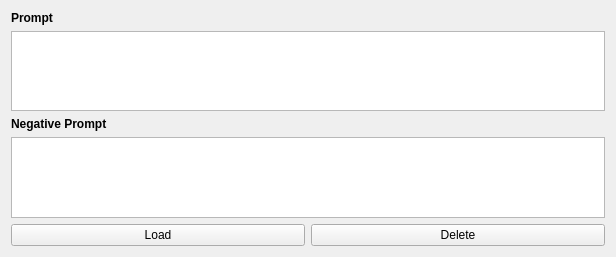
Before: the Qt Designer form src/airunner/windows/prompt_browser/templates/prompt_browser_prompt_widget.ui in Capsize-Games/airunner, drawn with Qt 5.
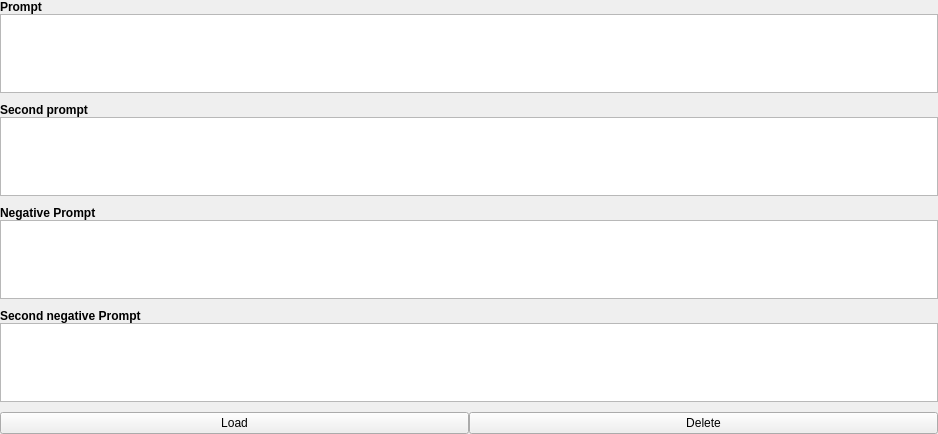
After: the same form once the commit is applied.

Commit message: fixes save prompt and better handling of generator settings saving

```diff
--- a/src/airunner/windows/prompt_browser/templates/prompt_browser_prompt_widget.ui
+++ b/src/airunner/windows/prompt_browser/templates/prompt_browser_prompt_widget.ui
@@ -6,15 +6,85 @@
    <rect>
     <x>0</x>
     <y>0</y>
-    <width>616</width>
-    <height>257</height>
+    <width>938</width>
+    <height>434</height>
    </rect>
   </property>
   <property name="windowTitle">
    <string>Form</string>
   </property>
   <layout class="QGridLayout" name="gridLayout">
-   <item row="1" column="0" colspan="2">
+   <property name="leftMargin">
+    <number>0</number>
+   </property>
+   <property name="topMargin">
+    <number>0</number>
+   </property>
+   <property name="rightMargin">
+    <number>0</number>
+   </property>
+   <property name="bottomMargin">
+    <number>0</number>
+   </property>
+   <property name="horizontalSpacing">
+    <number>0</number>
+   </property>
+   <property name="verticalSpacing">
+    <number>10</number>
+   </property>
+   <item row="0" column="0">
+    <layout class="QVBoxLayout" name="verticalLayout">
+     <item>
+      <widget class="QLabel" name="label">
+       <property name="font">
+        <font>
+         <pointsize>9</pointsize>
+         <bold>true</bold>
+        </font>
+       </property>
+       <property name="text">
+        <string>Prompt</string>
+       </property>
+      </widget>
+     </item>
+     <item>
+      <widget class="QPlainTextEdit" name="prompt">
+       <property name="font">
+        <font>
+         <pointsize>9</pointsize>
+        </font>
+       </property>
+      </widget>
+     </item>
+    </layout>
+   </item>
+   <item row="4" column="0">
+    <layout class="QVBoxLayout" name="verticalLayout_4">
+     <item>
+      <widget class="QLabel" name="label_5">
+       <property name="font">
+        <font>
+         <pointsize>9</pointsize>
+         <bold>true</bold>
+        </font>
+       </property>
+       <property name="text">
+        <string>Second negative Prompt</string>
+       </property>
+      </widget>
+     </item>
+     <item>
+      <widget class="QPlainTextEdit" name="secondary_negative_prompt">
+       <property name="font">
+        <font>
+         <pointsize>9</pointsize>
+        </font>
+       </property>
+      </widget>
+     </item>
+    </layout>
+   </item>
+   <item row="5" column="0">
     <layout class="QHBoxLayout" name="horizontalLayout">
      <item>
       <widget class="QPushButton" name="load_button">
@@ -42,10 +112,10 @@
      </item>
     </layout>
    </item>
-   <item row="0" column="0" colspan="2">
-    <layout class="QVBoxLayout" name="verticalLayout">
+   <item row="2" column="0">
+    <layout class="QVBoxLayout" name="verticalLayout_2">
      <item>
-      <widget class="QLabel" name="label">
+      <widget class="QLabel" name="label_3">
        <property name="font">
         <font>
          <pointsize>9</pointsize>
@@ -53,12 +123,12 @@
         </font>
        </property>
        <property name="text">
-        <string>Prompt</string>
+        <string>Negative Prompt</string>
        </property>
       </widget>
      </item>
      <item>
-      <widget class="QPlainTextEdit" name="prompt">
+      <widget class="QPlainTextEdit" name="negative_prompt">
        <property name="font">
         <font>
          <pointsize>9</pointsize>
@@ -66,31 +136,31 @@
        </property>
       </widget>
      </item>
+    </layout>
+   </item>
+   <item row="1" column="0">
+    <layout class="QVBoxLayout" name="verticalLayout_3">
      <item>
-      <layout class="QVBoxLayout" name="verticalLayout_2">
-       <item>
-        <widget class="QLabel" name="label_3">
-         <property name="font">
-          <font>
-           <pointsize>9</pointsize>
-           <bold>true</bold>
-          </font>
-         </property>
-         <property name="text">
-          <string>Negative Prompt</string>
-         </property>
-        </widget>
-       </item>
-       <item>
-        <widget class="QPlainTextEdit" name="negative_prompt">
-         <property name="font">
-          <font>
-           <pointsize>9</pointsize>
-          </font>
-         </property>
-        </widget>
-       </item>
-      </layout>
+      <widget class="QLabel" name="label_4">
+       <property name="font">
+        <font>
+         <pointsize>9</pointsize>
+         <bold>true</bold>
+        </font>
+       </property>
+       <property name="text">
+        <string>Second prompt</string>
+       </property>
+      </widget>
+     </item>
+     <item>
+      <widget class="QPlainTextEdit" name="secondary_prompt">
+       <property name="font">
+        <font>
+         <pointsize>9</pointsize>
+        </font>
+       </property>
+      </widget>
      </item>
     </layout>
    </item>
```
The commit also changes 12 other files.
